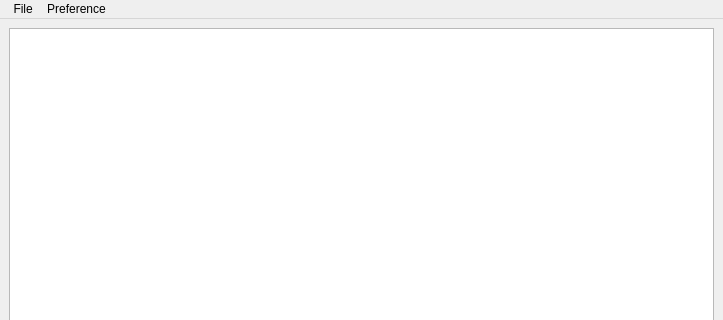
Above: src/mainwindow.ui from athrvvvv/Minimal-Notepad before the change; both pictures show x 0 to 723 and y 0 to 320 of the 723 by 489 pixel window. Below: the same form after it.
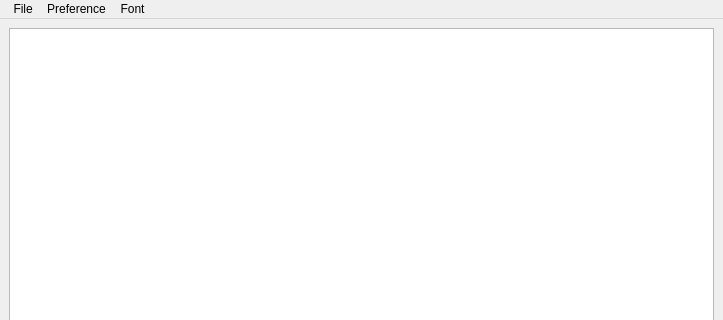
That is the form after the change.

Patch:
```diff
--- a/src/mainwindow.ui
+++ b/src/mainwindow.ui
@@ -36,7 +36,7 @@
      <x>0</x>
      <y>0</y>
      <width>723</width>
-     <height>21</height>
+     <height>22</height>
     </rect>
    </property>
    <widget class="QMenu" name="menuFile">
@@ -59,8 +59,16 @@
     <addaction name="actionWord_wrap"/>
     <addaction name="actionDark_mode"/>
    </widget>
+   <widget class="QMenu" name="menuFont">
+    <property name="title">
+     <string>Font</string>
+    </property>
+    <addaction name="actionIncrease_Size"/>
+    <addaction name="actionDecrease_Size"/>
+   </widget>
    <addaction name="menuFile"/>
    <addaction name="menuPreference"/>
+   <addaction name="menuFont"/>
   </widget>
   <action name="actionNew">
    <property name="text">
```
Left out of the diff: 16 changed lines with no effect on the pictures.
